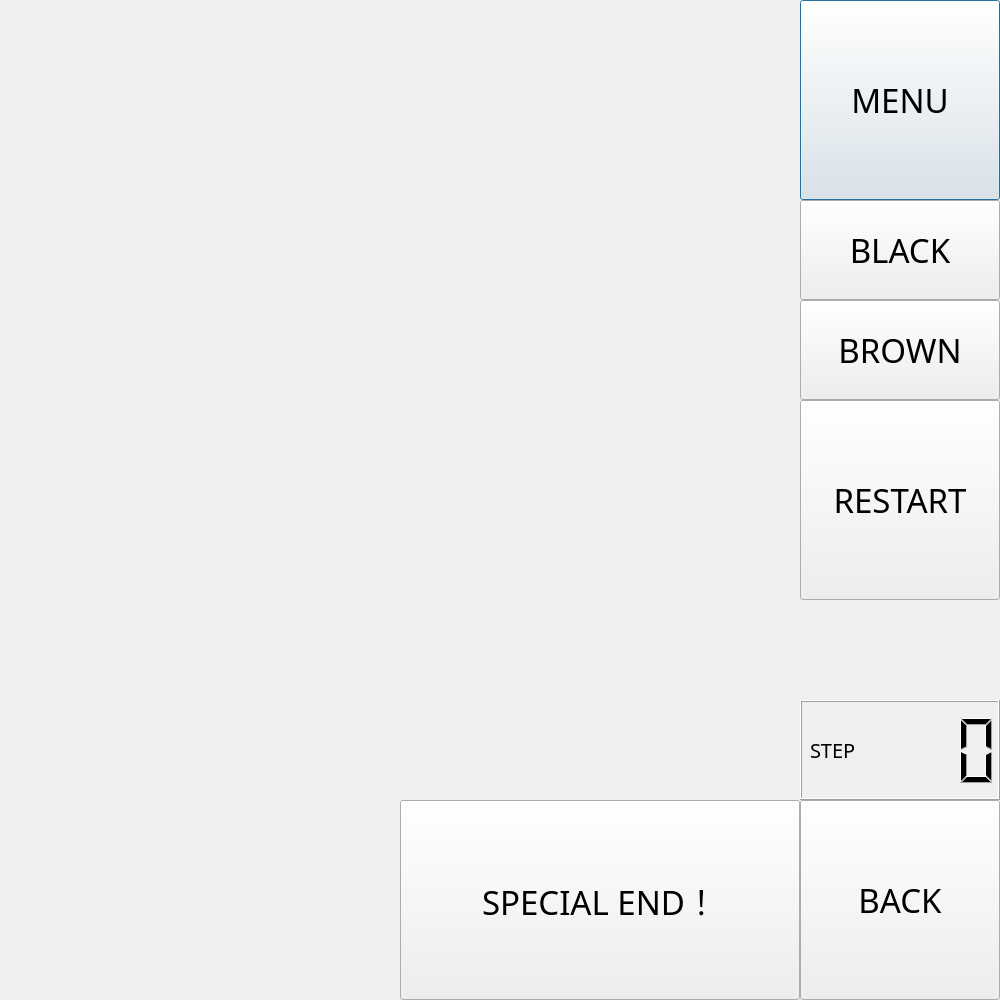
First picture: the form in level_2.ui, repository YEN-PO-CHEN/SOKOBAN, before the edit.
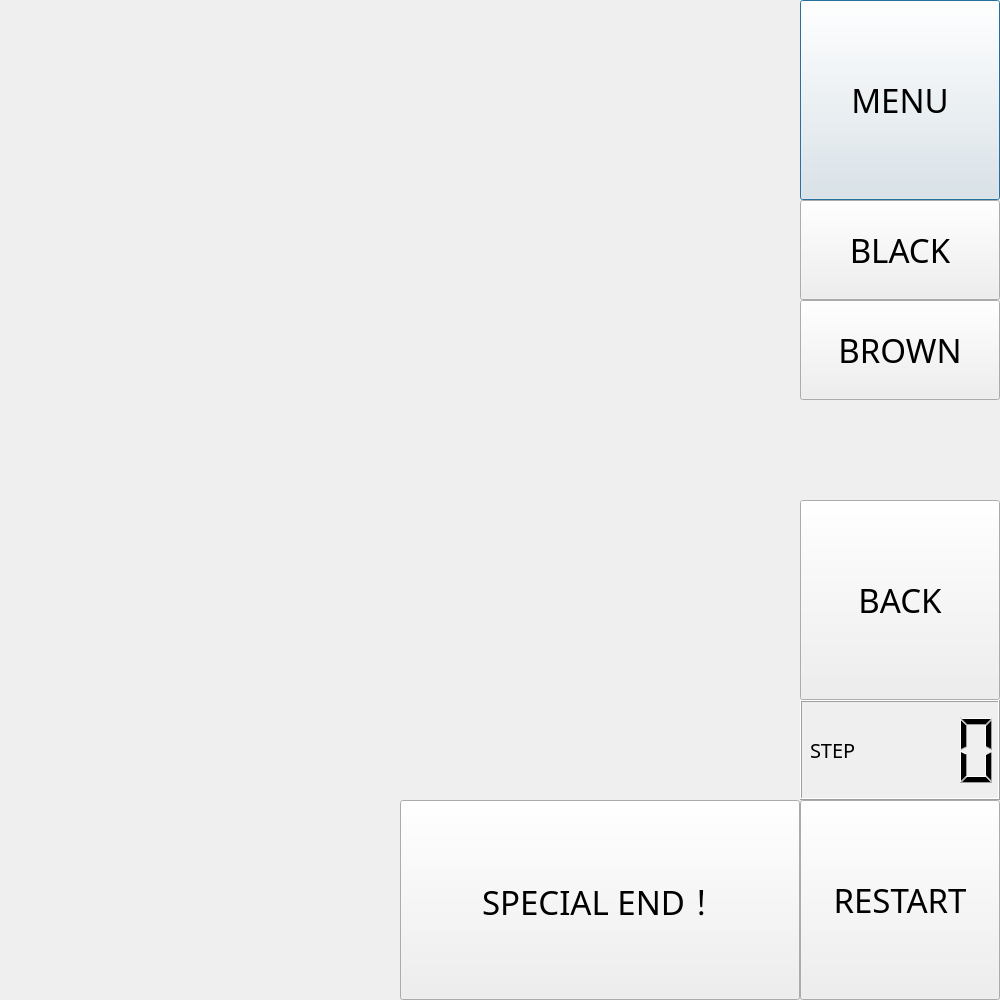
Second picture: the form after the edit.

```diff
--- a/level_2.ui
+++ b/level_2.ui
@@ -42,7 +42,7 @@
    <property name="geometry">
     <rect>
      <x>800</x>
-     <y>400</y>
+     <y>800</y>
      <width>200</width>
      <height>200</height>
     </rect>
@@ -61,7 +61,7 @@
    <property name="geometry">
     <rect>
      <x>800</x>
-     <y>800</y>
+     <y>500</y>
      <width>200</width>
      <height>200</height>
     </rect>
```
